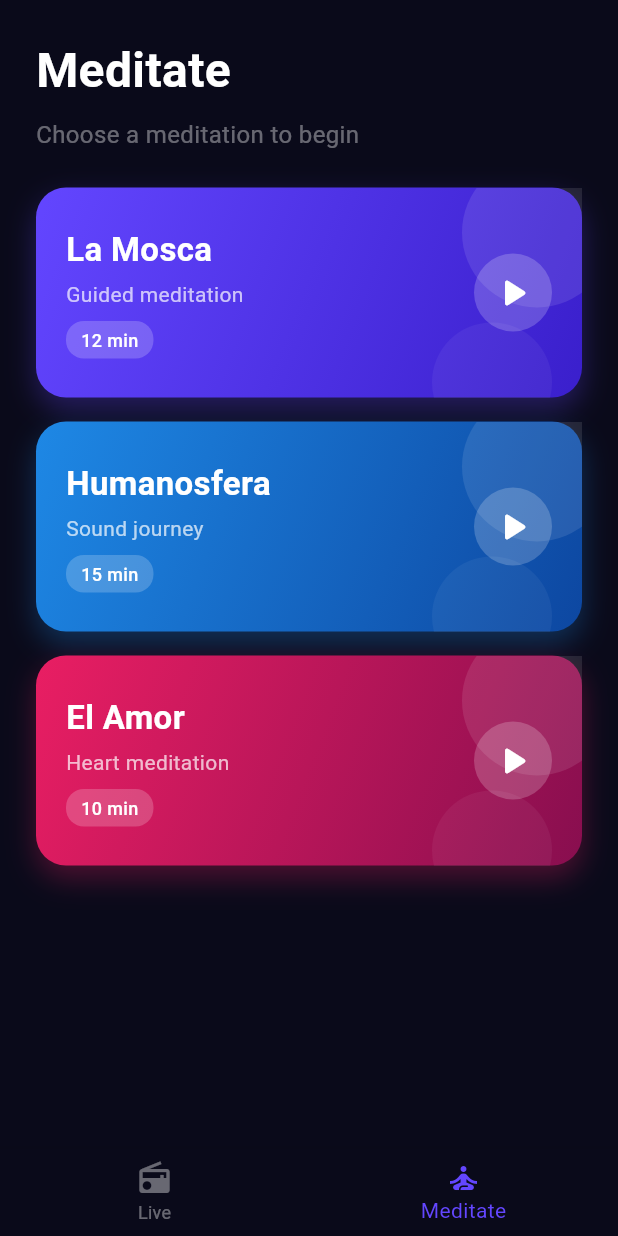
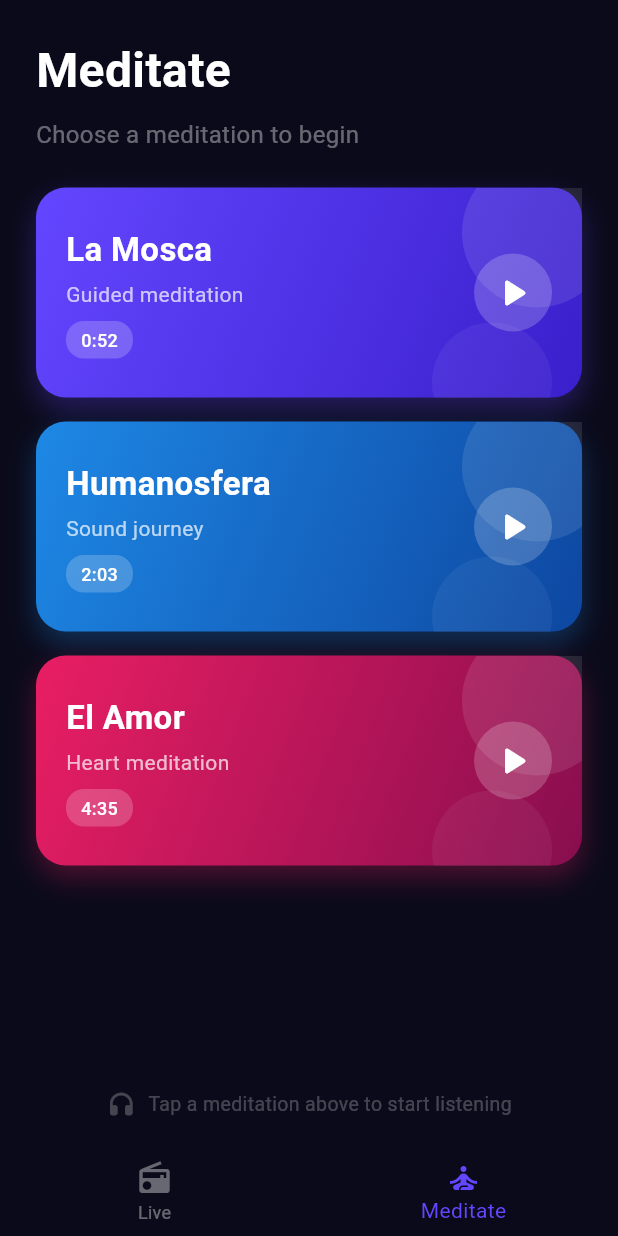
Before and after one commit to AlterMundi/harmonic-beacon-mobile, a Flutter app: the screen it shows after launch, item 2 of the bottom bar chosen, on a phone screen of 412 x 824 dp. Run offline on Flutter 3.47's test engine with Material 3 defaults, Android fonts, the phone set to English and light mode, and no system bars; our stand-ins replace just_audio; missing offline and left inert: audio_session, livekit_client.

Commit message:
fix: resolve critical bugs and improve full listen experience
- Fix service lifecycle: use ChangeNotifierProvider(create:) + ProxyProvider2
  instead of instantiating services in StatelessWidget.build()
- Add audio session re-apply after LiveKit connects and on reconnect
  to prevent WebRTC from overriding .playback + mixWithOthers
- Fix meditation durations (0:52, 2:03, 4:35 instead of 12/15/10 min)
- Add notifyListeners() to setVolume in BeaconService and MeditationPlayer
- Add error handling with errorMessage field and try/catch in connect()
- Add stop/close button to meditation player bottom sheet
- Add empty state hint when no meditation is loaded
- Show volume percentage on live screen slider
- Remove unused deps (audio_service, google_fonts)

Co-Authored-By: Claude Opus 4.6 <noreply@anthropic.com>

```diff
--- a/flutter_poc/lib/main.dart
+++ b/flutter_poc/lib/main.dart
@@ -16,7 +16,7 @@ const livekitToken = String.fromEnvironment(
   defaultValue: '',
 );
 
-Future<void> _configureAudioSession() async {
+Future<void> configureAudioSession() async {
   final session = await AudioSession.instance;
   await session.configure(const AudioSessionConfiguration(
     avAudioSessionCategory: AVAudioSessionCategory.playback,
@@ -36,7 +36,7 @@ Future<void> _configureAudioSession() async {
 
 void main() async {
   WidgetsFlutterBinding.ensureInitialized();
-  await _configureAudioSession();
+  await configureAudioSession();
   runApp(const HarmonicBeaconApp());
 }
 
@@ -45,18 +45,15 @@ class HarmonicBeaconApp extends StatelessWidget {
 
   @override
   Widget build(BuildContext context) {
-    final beaconService = BeaconService();
-    final meditationPlayer = MeditationPlayer();
-    final mixEngine = MixEngine(
-      beacon: beaconService,
-      meditation: meditationPlayer,
-    );
-
     return MultiProvider(
       providers: [
-        ChangeNotifierProvider.value(value: beaconService),
-        ChangeNotifierProvider.value(value: meditationPlayer),
-        ChangeNotifierProvider.value(value: mixEngine),
+        ChangeNotifierProvider(create: (_) => BeaconService()),
+        ChangeNotifierProvider(create: (_) => MeditationPlayer()),
+        ProxyProvider2<BeaconService, MeditationPlayer, MixEngine>(
+          update: (_, beacon, meditation, previous) =>
+              previous ?? MixEngine(beacon: beacon, meditation: meditation),
+          dispose: (_, engine) => engine.dispose(),
+        ),
       ],
       child: MaterialApp(
         title: 'Harmonic Beacon',
--- a/flutter_poc/lib/screens/meditate_screen.dart
+++ b/flutter_poc/lib/screens/meditate_screen.dart
@@ -1,4 +1,5 @@
 import 'package:flutter/material.dart';
+import 'package:just_audio/just_audio.dart';
 import 'package:provider/provider.dart';
 
 import '../main.dart';
@@ -29,21 +30,21 @@ const _meditations = [
     title: 'La Mosca',
     subtitle: 'Guided meditation',
     assetPath: 'assets/audio/la_mosca.m4a',
-    duration: '12 min',
+    duration: '0:52',
     gradientColors: [Color(0xFF6346FF), Color(0xFF3A1FCC)],
   ),
   _MeditationInfo(
     title: 'Humanosfera',
     subtitle: 'Sound journey',
     assetPath: 'assets/audio/humanosfera.m4a',
-    duration: '15 min',
+    duration: '2:03',
     gradientColors: [Color(0xFF1E88E5), Color(0xFF0D47A1)],
   ),
   _MeditationInfo(
     title: 'El Amor',
     subtitle: 'Heart meditation',
     assetPath: 'assets/audio/amor.m4a',
-    duration: '10 min',
+    duration: '4:35',
     gradientColors: [Color(0xFFE91E63), Color(0xFF880E4F)],
   ),
 ];
@@ -100,7 +101,9 @@ class MeditateScreen extends StatelessWidget {
           // Bottom sheet player
           Consumer<MeditationPlayer>(
             builder: (context, player, child) {
-              if (player.currentAsset == null) return const SizedBox.shrink();
+              if (player.currentAsset == null) {
+                return _EmptyPlayerHint();
+              }
               return _PlayerBottomSheet(player: player);
             },
           ),
@@ -119,6 +122,26 @@ class MeditateScreen extends StatelessWidget {
     }
 
     await player.load(med.assetPath, title: med.title);
+  }
+}
+
+class _EmptyPlayerHint extends StatelessWidget {
+  @override
+  Widget build(BuildContext context) {
+    return Container(
+      padding: const EdgeInsets.symmetric(vertical: 20, horizontal: 24),
+      child: const Row(
+        mainAxisAlignment: MainAxisAlignment.center,
+        children: [
+          Icon(Icons.headphones_rounded, color: Colors.white24, size: 20),
+          SizedBox(width: 8),
+          Text(
+            'Tap a meditation above to start listening',
+            style: TextStyle(color: Colors.white24, fontSize: 13),
+          ),
+        ],
+      ),
+    );
   }
 }
 
@@ -237,6 +260,24 @@ class _PlayerBottomSheet extends StatelessWidget {
                   ),
                 ),
               ),
+              const SizedBox(width: 8),
+              // Stop/close button
+              GestureDetector(
+                onTap: () => player.stop(),
+                child: Container(
+                  width: 36,
+                  height: 36,
+                  decoration: BoxDecoration(
+                    shape: BoxShape.circle,
+                    color: Colors.white.withOpacity(0.08),
+                  ),
+                  child: const Icon(
+                    Icons.close_rounded,
+                    color: Colors.white54,
+                    size: 20,
+                  ),
+                ),
+              ),
             ],
           ),
           const SizedBox(height: 16),
--- a/flutter_poc/lib/services/meditation_player.dart
+++ b/flutter_poc/lib/services/meditation_player.dart
@@ -43,6 +43,7 @@ class MeditationPlayer extends ChangeNotifier {
   void setVolume(double vol) {
     _volume = vol.clamp(0.0, 1.0);
     _player.setVolume(_volume);
+    notifyListeners();
   }
 
   Future<void> stop() async {
--- a/flutter_poc/pubspec.yaml
+++ b/flutter_poc/pubspec.yaml
@@ -11,10 +11,8 @@ dependencies:
     sdk: flutter
   livekit_client: ^2.3.0
   just_audio: ^0.9.40
-  audio_service: ^0.18.15
   audio_session: ^0.1.21
   provider: ^6.1.2
-  google_fonts: ^6.2.1
 
 dev_dependencies:
   flutter_test:
```
Also changed, not shown: flutter_poc/lib/screens/live_screen.dart (+32 -1 lines), flutter_poc/lib/services/beacon_service.dart (+38 -1 lines).
